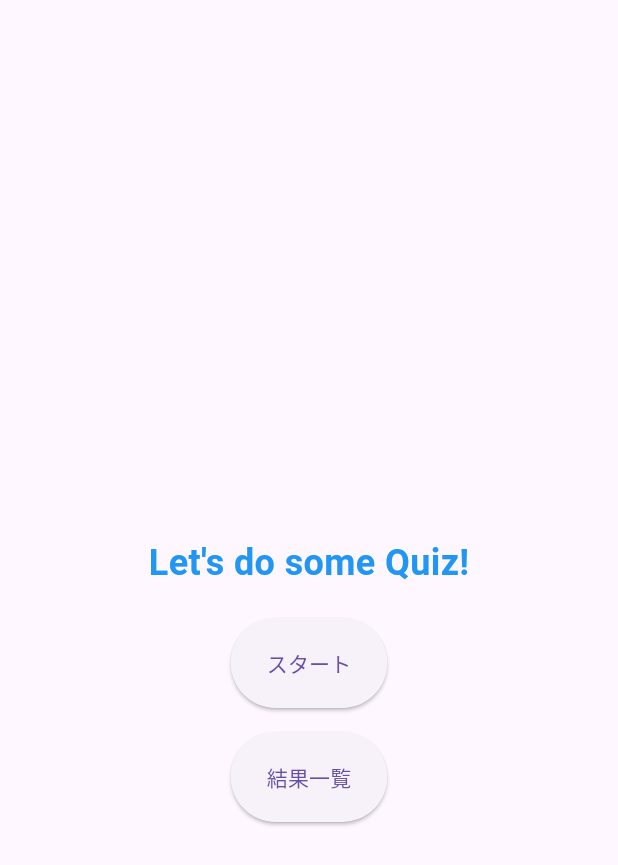
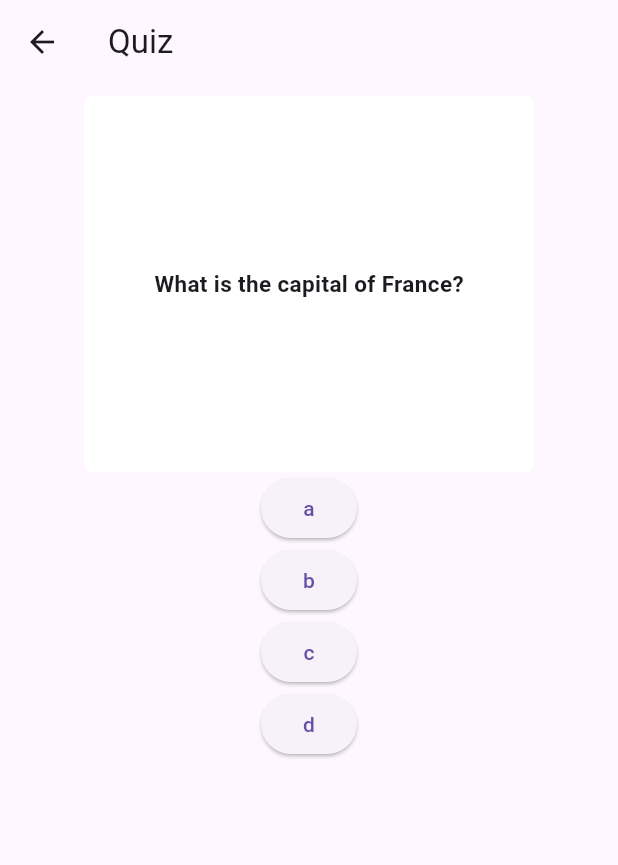
Before and after one commit to yu-lu-daydelight/tutorial_of_quiz_app, a Flutter app: the screen it shows after launch, after a tap on "スタート", on a phone screen of 412 x 824 dp. Shown: the top 865 px of the screen. Run offline on Flutter 3.47's test engine with Material 3 defaults, Android fonts, the phone set to English and light mode, and no system bars.

Commit message:
Align two buttons vertically quiz_page is constructed

```diff
--- a/lib/quiz/quiz_page.dart
+++ b/lib/quiz/quiz_page.dart
@@ -0,0 +1,99 @@
+import 'dart:io';
+
+import 'package:flutter/cupertino.dart';
+import 'package:flutter/material.dart';
+import 'package:flutter/services.dart';
+
+class QuizPage extends StatefulWidget {
+  const QuizPage({super.key});
+  @override
+  State<QuizPage> createState() => _QuizPageState();
+}
+
+class _QuizPageState extends State<QuizPage> {
+  final choices = ["a", "b", "c", "d"];
+  final correctChoice = "a";
+  bool showResult = false;
+  String? selectChoice;
+  Widget _choiceButton({required String choice}) {
+    return ElevatedButton(
+      onPressed: () {
+        setState(() {
+          selectChoice = choice;
+          showResult = true;
+        });
+      },
+      child: Text(choice),
+    );
+  }
+
+  @override
+  Widget build(BuildContext context) {
+    return Scaffold(
+      appBar: AppBar(title: Text('Quiz')),
+      body: Center(
+        child: Padding(
+          padding: const EdgeInsets.all(8.0),
+          child: Stack(
+            children: [
+              Center(
+                child: Column(
+                  children: [
+                    Expanded(
+                      flex: 1,
+                      child: Container(
+                        width: 300,
+                        height: 100,
+                        padding: const EdgeInsets.all(5.0), // inside spacing
+                        decoration: BoxDecoration(
+                          color: Colors.white, // background color
+                          border: Border.all(color: Colors.white, width: 2),
+                          borderRadius: BorderRadius.circular(
+                            5,
+                          ), // rounded corners
+                        ),
+                        child: Center(
+                          child: const Text(
+                            'What is the capital of France?',
+                            style: TextStyle(
+                              fontSize: 15,
+                              fontWeight: FontWeight.bold,
+                            ),
+                          ),
+                        ),
+                      ),
+                    ), // for the question. build in container
+                    Expanded(
+                      flex: 2,
+                      child: (Column(
+                        children:
+                            //mainAxisAlignment: MainAxisAlignment.spaceEvenly,
+                            choices
+                                .map((c) => _choiceButton(choice: c))
+                                .toList(),
+                      )),
+                    ),
+                  ],
+                ),
+              ),
+
+              Center(
+                child: Center(
+                  child: Column(
+                    children: [
+                      if (showResult == true && selectChoice == correctChoice)
+                        const Icon(Icons.circle_outlined)
+                      else if (showResult == true &&
+                          selectChoice != correctChoice)
+                        const Icon(Icons.close),
+                    ],
+                  ),
+                ),
+              ),
+            ],
+          ),
+        ),
+      ), //choices.map((choice) => _choiceButton(choice: choice)).toList()
+    );
+  }
+}
--- a/lib/title/title_page.dart
+++ b/lib/title/title_page.dart
@@ -1,5 +1,6 @@
 import 'package:flutter/cupertino.dart';
 import 'package:flutter/material.dart';
+import '../quiz/quiz_page.dart';
 
 class TitlePage extends StatelessWidget {
   const TitlePage({super.key});
@@ -37,7 +38,12 @@ class TitlePage extends StatelessWidget {
                     SizedBox(
                       height: 60,
                       child: ElevatedButton(
-                        onPressed: () {},
+                        onPressed: () {
+                          Navigator.push(
+                            context,
+                            MaterialPageRoute(builder: (context) => QuizPage()),
+                          );
+                        },
                         child: const Text('スタート'),
                       ),
                     ),
```
